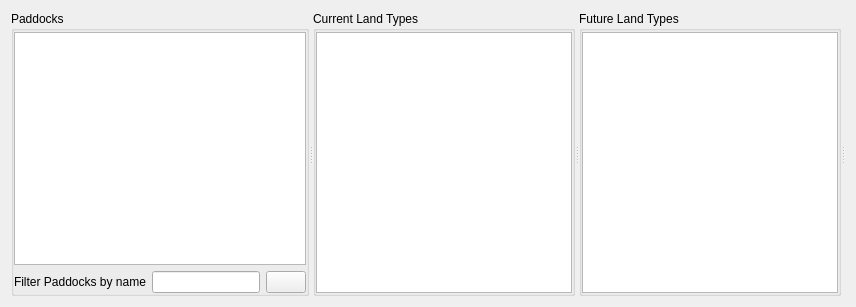
Before: the Qt Designer form mlapp/src/views/paddock_widget_base.ui in Trailmarker/paddock-power, drawn with Qt 5.
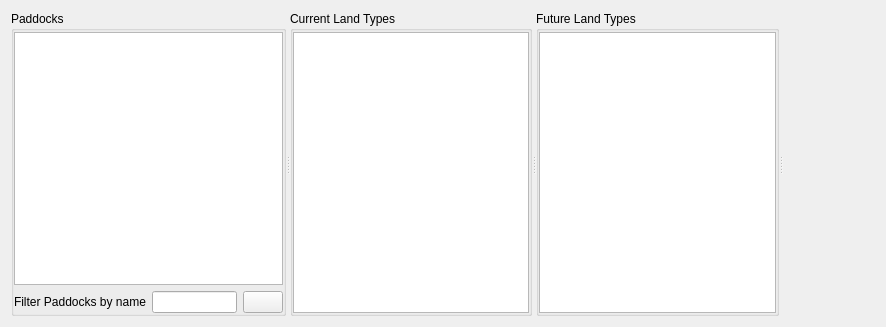
After: the same form once the commit is applied. Icons and pictures are not drawn. Custom widgets are drawn as their Qt base class.

The edit to the form file:
```diff
--- a/mlapp/src/views/paddock_widget_base.ui
+++ b/mlapp/src/views/paddock_widget_base.ui
@@ -6,22 +6,34 @@
    <rect>
     <x>0</x>
     <y>0</y>
-    <width>826</width>
-    <height>307</height>
+    <width>886</width>
+    <height>327</height>
    </rect>
   </property>
+  <property name="sizePolicy">
+   <sizepolicy hsizetype="Expanding" vsizetype="MinimumExpanding">
+    <horstretch>0</horstretch>
+    <verstretch>0</verstretch>
+   </sizepolicy>
+  </property>
   <property name="windowTitle">
    <string>Form</string>
   </property>
   <layout class="QVBoxLayout" name="verticalLayout" stretch="1">
    <item>
     <widget class="QSplitter" name="splitter">
+     <property name="sizePolicy">
+      <sizepolicy hsizetype="Expanding" vsizetype="MinimumExpanding">
+       <horstretch>0</horstretch>
+       <verstretch>0</verstretch>
+      </sizepolicy>
+     </property>
      <property name="orientation">
       <enum>Qt::Horizontal</enum>
      </property>
      <widget class="QGroupBox" name="paddockListGroupBox">
       <property name="sizePolicy">
-       <sizepolicy hsizetype="Minimum" vsizetype="MinimumExpanding">
+       <sizepolicy hsizetype="Expanding" vsizetype="MinimumExpanding">
         <horstretch>0</horstretch>
         <verstretch>0</verstretch>
        </sizepolicy>
@@ -83,7 +95,7 @@
      </widget>
      <widget class="QGroupBox" name="currentPaddockLandTypeListGroupBox">
       <property name="sizePolicy">
-       <sizepolicy hsizetype="Minimum" vsizetype="MinimumExpanding">
+       <sizepolicy hsizetype="Expanding" vsizetype="MinimumExpanding">
         <horstretch>0</horstretch>
         <verstretch>0</verstretch>
        </sizepolicy>
@@ -111,7 +123,7 @@
      </widget>
      <widget class="QGroupBox" name="futurePaddockLandTypeListGroupBox">
       <property name="sizePolicy">
-       <sizepolicy hsizetype="Minimum" vsizetype="MinimumExpanding">
+       <sizepolicy hsizetype="Expanding" vsizetype="MinimumExpanding">
         <horstretch>0</horstretch>
         <verstretch>0</verstretch>
        </sizepolicy>
```
Left out of the diff: 6 changed lines with no effect on the pictures.
